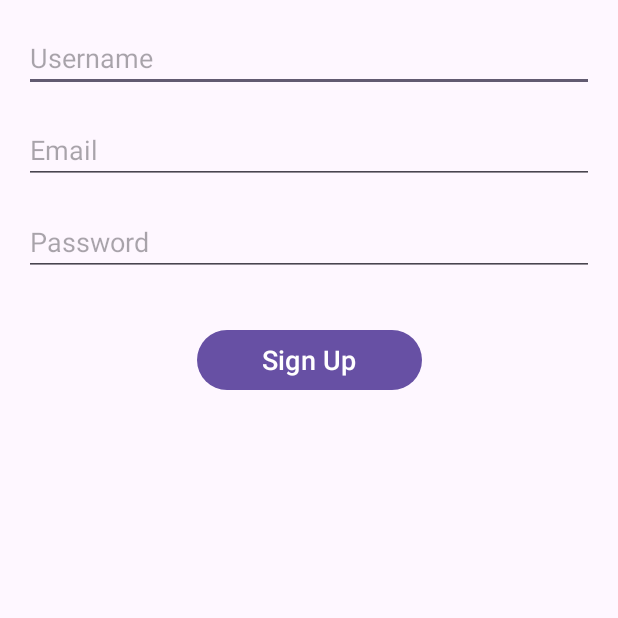
After one commit to darsh-7/NewsApp, an Android app: the RegisterActivity screen opened directly, with no data from a screen before it, on a phone screen of 412 x 824 dp, the top half of it. The commit adds this screen. Run offline under Robolectric (Android 15) with nearby library versions, the phone set to English and light mode, and no system bars; our stand-ins replace Firebase (no records; nobody signed in at launch, a user with empty details on screens opened directly).

Commit message:
Added Firebase Logic and temporarily Ui just for testing

```diff
--- a/app/build.gradle.kts
+++ b/app/build.gradle.kts
@@ -1,6 +1,7 @@
 plugins {
     alias(libs.plugins.android.application)
     alias(libs.plugins.jetbrains.kotlin.android)
+    id("com.google.gms.google-services")
 }
 
 android {
@@ -75,5 +76,8 @@
 
     //implementation("androidx.navigation:navigation-fragment-ktx")
 
-
+    //Firebase
+    implementation(platform("com.google.firebase:firebase-bom:34.3.0"))
+    implementation("com.google.firebase:firebase-auth")
+    implementation ("com.google.android.gms:play-services-auth")
 }
--- /dev/null
+++ b/app/src/main/java/com/darsh/news/firebaseLogic/AuthViewModel.kt
@@ -0,0 +1,49 @@
+package com.darsh.news.firebaseLogic
+
+import androidx.lifecycle.LiveData
+import androidx.lifecycle.MutableLiveData
+import androidx.lifecycle.ViewModel
+import com.google.firebase.auth.FirebaseUser
+
+class AuthViewModel : ViewModel() {
+    private val authRepository = AuthRepository()
+
+    private val _authResult = MutableLiveData<Result<FirebaseUser?>>()
+    val authResult: LiveData<Result<FirebaseUser?>> get() = _authResult
+
+    private val _verificationResult = MutableLiveData<Result<Unit>>()
+    val verificationResult: LiveData<Result<Unit>> get() = _verificationResult
+
+    private val _resetResult = MutableLiveData<Result<Unit>>()
+    val resetResult: LiveData<Result<Unit>> get() = _resetResult
+
+    fun signUp(email: String, password: String) {
+        authRepository.signUp(email, password) { result ->
+            _authResult.postValue(result)
+        }
+    }
+
+    fun sendVerificationEmail(user: FirebaseUser?) {
+        authRepository.sendVerificationEmail(user) { result ->
+            _verificationResult.postValue(result)
+        }
+    }
+
+    fun login(email: String, password: String) {
+        authRepository.login(email, password) { result ->
+            _authResult.postValue(result)
+        }
+    }
+
+    fun resetPassword(email: String) {
+        authRepository.resetPassword(email) { result ->
+            _resetResult.postValue(result)
+        }
+    }
+
+    fun refreshUser() = authRepository.refreshUser()
+
+    fun logout() = authRepository.logout()
+
+    fun getCurrentUser() = authRepository.getCurrentUser()
+}
--- /dev/null
+++ b/app/src/main/java/com/darsh/news/firebaseTempUi/RegisterActivity.kt
@@ -0,0 +1,69 @@
+package com.darsh.news.firebaseTempUi
+
+import android.content.Intent
+import android.os.Bundle
+import android.util.Log
+import android.widget.Toast
+import androidx.activity.enableEdgeToEdge
+import androidx.activity.viewModels
+import androidx.appcompat.app.AppCompatActivity
+import androidx.core.view.ViewCompat
+import androidx.core.view.WindowInsetsCompat
+import com.darsh.news.R
+import com.darsh.news.firebaseTempUi.VerifyActivity
+import com.darsh.news.databinding.ActivityRegisterBinding
+import com.darsh.news.firebaseLogic.AuthViewModel
+
+class RegisterActivity : AppCompatActivity() {
+
+    private lateinit var binding: ActivityRegisterBinding
+    private val authViewModel: AuthViewModel by viewModels()
+
+    override fun onCreate(savedInstanceState: Bundle?) {
+        super.onCreate(savedInstanceState)
+
+        enableEdgeToEdge()
+
+        binding = ActivityRegisterBinding.inflate(layoutInflater)
+        setContentView(binding.root)
+
+        ViewCompat.setOnApplyWindowInsetsListener(findViewById(R.id.main)) { v, insets ->
+            val systemBars = insets.getInsets(WindowInsetsCompat.Type.systemBars())
+            v.setPadding(systemBars.left, systemBars.top, systemBars.right, systemBars.bottom)
+            insets
+        }
+
+        binding.signupButton.setOnClickListener {
+            val username = binding.usernameInput.text.toString()
+            val email = binding.emailInput.text.toString().trim()
+            val password = binding.passwordInput.text.toString()
+
+            if (username.isEmpty() || email.isEmpty() || password.isEmpty()) {
+                Toast.makeText(this, "Please enter all fields", Toast.LENGTH_SHORT).show()
+                return@setOnClickListener
+            }
+            authViewModel.signUp(email, password)
+        }
+
+        authViewModel.authResult.observe(this) { result ->
+            result.onSuccess { user ->
+                if (user != null) authViewModel.sendVerificationEmail(user)
+            }
+            result.onFailure { exception ->
+                Toast.makeText(this, "Signup failed: ${exception.message}", Toast.LENGTH_SHORT).show()
+            }
+        }
+
+        authViewModel.verificationResult.observe(this) { result ->
+            result.onSuccess {
+                Toast.makeText(this, "Check your Inbox/Spam", Toast.LENGTH_SHORT).show()
+                startActivity(Intent(this, VerifyActivity::class.java))
+                finish()
+            }
+            result.onFailure { exception ->
+                Toast.makeText(this, "Failed to send verification email: ${exception.message}", Toast.LENGTH_SHORT).show()
+                Log.e("RegisterActivity", "Failed to send verification email", exception)
+            }
+        }
+    }
+}
--- a/app/src/main/res/layout/activity_main.xml
+++ b/app/src/main/res/layout/activity_main.xml
@@ -10,6 +10,12 @@
     android:orientation="vertical"
     android:paddingTop="26dp"
     tools:context=".MainActivity">
+
+    <Button
+        android:id="@+id/logout"
+        android:text="log out"
+        android:layout_width="wrap_content"
+        android:layout_height="wrap_content"/>
 
     <!-- App Bar -->
     <com.google.android.material.appbar.AppBarLayout
--- /dev/null
+++ b/app/src/main/res/layout/activity_register.xml
@@ -0,0 +1,57 @@
+<?xml version="1.0" encoding="utf-8"?>
+<androidx.constraintlayout.widget.ConstraintLayout xmlns:android="http://schemas.android.com/apk/res/android"
+    xmlns:app="http://schemas.android.com/apk/res-auto"
+    xmlns:tools="http://schemas.android.com/tools"
+    android:id="@+id/main"
+    android:layout_width="match_parent"
+    android:layout_height="match_parent"
+    tools:context=".firebaseTempUi.RegisterActivity">
+
+    <EditText
+        android:id="@+id/usernameInput"
+        android:layout_width="match_parent"
+        android:layout_height="wrap_content"
+        android:layout_marginHorizontal="16dp"
+        android:layout_marginTop="16dp"
+        android:hint="Username"
+        android:inputType="textEmailAddress"
+        app:layout_constraintEnd_toEndOf="parent"
+        app:layout_constraintStart_toStartOf="parent"
+        app:layout_constraintTop_toTopOf="parent" />
+
+    <EditText
+        android:id="@+id/emailInput"
+        android:layout_width="match_parent"
+        android:layout_height="wrap_content"
+        android:layout_marginHorizontal="16dp"
+        android:layout_marginTop="16dp"
+        android:hint="Email"
+        android:inputType="textEmailAddress"
+        app:layout_constraintEnd_toEndOf="@+id/usernameInput"
+        app:layout_constraintStart_toStartOf="@+id/usernameInput"
+        app:layout_constraintTop_toBottomOf="@+id/usernameInput" />
+
+    <EditText
+        android:id="@+id/passwordInput"
+        android:layout_width="match_parent"
+        android:layout_height="wrap_content"
+        android:layout_marginHorizontal="16dp"
+        android:layout_marginTop="16dp"
+        android:hint="Password"
+        android:inputType="textPassword"
+        app:layout_constraintEnd_toEndOf="@+id/emailInput"
+        app:layout_constraintStart_toStartOf="@+id/emailInput"
+        app:layout_constraintTop_toBottomOf="@+id/emailInput" />
+
+    <Button
+        android:id="@+id/signupButton"
+        android:layout_width="150dp"
+        android:layout_height="wrap_content"
+        android:layout_marginTop="32dp"
+        android:text="Sign Up"
+        android:textSize="18sp"
+        app:layout_constraintEnd_toEndOf="@+id/passwordInput"
+        app:layout_constraintStart_toStartOf="@+id/passwordInput"
+        app:layout_constraintTop_toBottomOf="@+id/passwordInput" />
+
+</androidx.constraintlayout.widget.ConstraintLayout>
--- a/build.gradle.kts
+++ b/build.gradle.kts
@@ -2,4 +2,5 @@
 plugins {
     alias(libs.plugins.android.application) apply false
     alias(libs.plugins.jetbrains.kotlin.android) apply false
+    id("com.google.gms.google-services") version "4.4.2" apply false
 }
--- a/gradle/libs.versions.toml
+++ b/gradle/libs.versions.toml
@@ -1,7 +1,7 @@
 [versions]
-agp = "8.5.2"
+agp = "8.12.3"
 
-kotlin = "1.9.0"
+kotlin = "2.2.20"
 coreKtx = "1.15.0"
 junit = "4.13.2"
 junitVersion = "1.2.1"
```
Also changed, not shown: app/src/main/AndroidManifest.xml (+15 -5 lines), app/src/main/java/com/darsh/news/MainActivity.kt (+10 -0 lines), app/src/main/java/com/darsh/news/firebaseLogic/AuthRepository.kt (added, +58 -0 lines), app/src/main/java/com/darsh/news/firebaseTempUi/LoginActivity.kt (added, +85 -0 lines), app/src/main/java/com/darsh/news/firebaseTempUi/ResetPasswordActivity.kt (added, +51 -0 lines), app/src/main/java/com/darsh/news/firebaseTempUi/VerifyActivity.kt (added, +62 -0 lines), app/src/main/res/layout/activity_login.xml (added, +71 -0 lines), app/src/main/res/layout/activity_reset_password.xml (added, +33 -0 lines), app/src/main/res/layout/activity_verify.xml (added, +31 -0 lines), gradle/wrapper/gradle-wrapper.properties, 1 other file.
